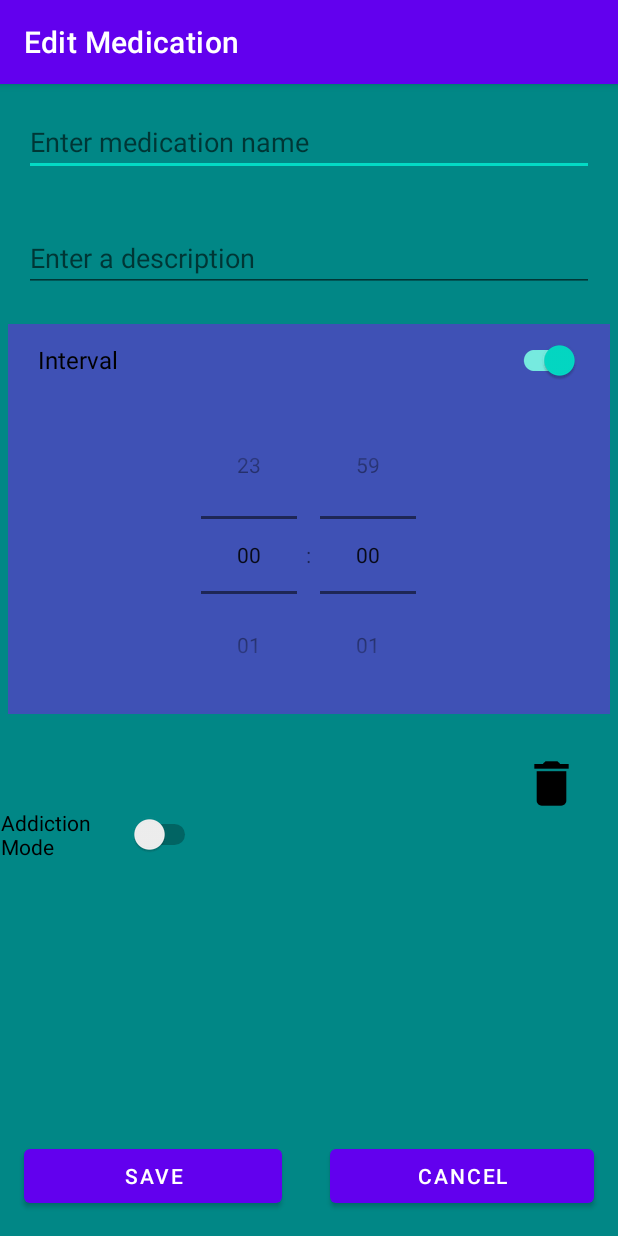
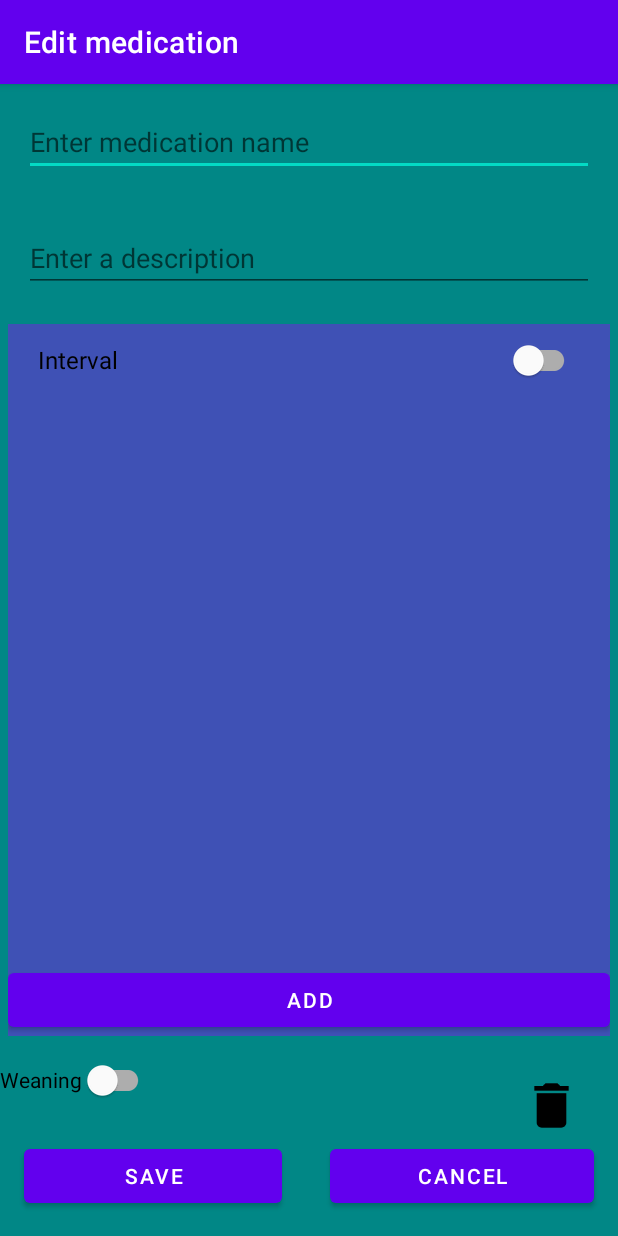
Before and after one commit to CBQCF/MediTime, an Android app: the EditMedicationActivity screen opened directly, with no data from a screen before it, on a phone screen of 412 x 824 dp. Run offline under Robolectric (Android 15) with nearby library versions, the light colour scheme and no system bars.

Commit message:
Full modified times to be more versatiles and fixed bugs, rewrote code to be cleaner

```diff
--- a/app/src/main/java/cbqcf/dim/meditime/EditMedicationActivity.java
+++ b/app/src/main/java/cbqcf/dim/meditime/EditMedicationActivity.java
@@ -1,28 +1,20 @@
 package cbqcf.dim.meditime;
 
 import android.app.AlertDialog;
-import android.app.TimePickerDialog;
-import android.content.DialogInterface;
 import android.content.Intent;
 import android.os.Bundle;
 import android.util.Log;
 import android.view.View;
-import android.widget.Button;
-import android.widget.CheckBox;
 import android.widget.EditText;
-import android.widget.GridLayout;
 import android.widget.LinearLayout;
-import android.widget.Switch;
+import android.widget.RelativeLayout;
 import android.widget.TimePicker;
 import android.widget.Toast;
 
 import androidx.appcompat.app.AppCompatActivity;
-
 import com.google.android.material.switchmaterial.SwitchMaterial;
 
-import java.sql.Time;
-import java.sql.Timestamp;
-import java.util.Calendar;
+import java.util.concurrent.TimeUnit;
 
 public class EditMedicationActivity extends AppCompatActivity {
 
@@ -30,139 +22,76 @@ public class EditMedicationActivity extends AppCompatActivity {
     private EditText editTextDescription;
     private LinearLayout linearLayoutDelay;
     private TimePicker timePicker;
-
-    private GridLayout checkBoxLayout;
-    private CheckBox checkBoxMorning;
-    private CheckBox checkBoxNoon;
-    private CheckBox checkBoxEvening;
-    private CheckBox checkBoxNight;
+    private RelativeLayout timeGrid;
+    private LinearLayout SpecialTimesGrid;
     private SwitchMaterial switchInterval;
-    private Switch addictionSwitch;
-
+    private SwitchMaterial addictionSwitch;
     private Medication medication;
 
     @Override
     protected void onCreate(Bundle savedInstanceState) {
         super.onCreate(savedInstanceState);
         setContentView(R.layout.activity_edit_medication);
+        EditMedicationActivity.this.setTitle(R.string.edit_medication_title);
+        findViews();
+        findMedication();
 
+        timePicker.setIs24HourView(true);
+        switchInterval.setOnCheckedChangeListener(this::onSwitchInterval);
+        loadData();
+    }
+
+    private void findViews(){
         editTextName = findViewById(R.id.editTextMedicationName);
         editTextDescription = findViewById(R.id.editTextMedicationDescription);
         linearLayoutDelay = findViewById(R.id.linearLayoutDelay);
         timePicker = findViewById(R.id.timePicker);
-        checkBoxMorning = findViewById(R.id.checkBoxMorning);
-        checkBoxNoon = findViewById(R.id.checkBoxNoon);
-        checkBoxEvening = findViewById(R.id.checkBoxEvening);
-        checkBoxNight = findViewById(R.id.checkBoxNight);
-        checkBoxLayout = findViewById(R.id.linearLayoutTimeSlots);
-        EditMedicationActivity.this.setTitle("Edit Medication");
-        Button buttonSave = findViewById(R.id.buttonSave);
-        Button buttonCancel = findViewById(R.id.buttonCancel);
+        timeGrid = findViewById(R.id.time_grid_layout);
+        SpecialTimesGrid = findViewById(R.id.grid);
         switchInterval = findViewById(R.id.switchMedicationDelay);
         addictionSwitch = findViewById(R.id.addiction_switch);
-        // Suppose medication is passed as a serializable extra
+    }
+    private void onSwitchInterval(View buttonView, boolean isChecked){
+        if (isChecked) {
+            linearLayoutDelay.setVisibility(View.VISIBLE);
+            timeGrid.setVisibility(View.GONE);
+        } else {
+            linearLayoutDelay.setVisibility(View.GONE);
+            timeGrid.setVisibility(View.VISIBLE);
+        }
+    }
+    private void findMedication(){
         Intent intent = getIntent();
         int medicationId = intent.getIntExtra("MEDICATION_ID" , -1 );
-        if(medicationId != -1)
-         medication = MedicationManager.getInstance().getMedication(String.valueOf(medicationId));
-        else
-            medication= new Medication(-1,intent.getStringExtra("MEDICATION_NAME"),intent.getStringExtra("MEDICATION_DESCRIPTION"),intent.getBooleanExtra("MEDICATION_ADAPTATION", true),0);
-        timePicker.setIs24HourView(true);
-        switchInterval.setOnCheckedChangeListener((buttonView, isChecked) -> {
-            if (isChecked) {
-                linearLayoutDelay.setVisibility(View.VISIBLE);
-                checkBoxLayout.setVisibility(View.GONE);
-            } else {
-                linearLayoutDelay.setVisibility(View.GONE);
-                checkBoxLayout.setVisibility(View.VISIBLE);
-            }
-        });
-        buttonSave.setOnClickListener(view -> saveData());
-        loadData();
+        if(medicationId != -1) medication = MedicationManager.getInstance().getMedication(String.valueOf(medicationId));
+        else medication= new Medication(-1,intent.getStringExtra("MEDICATION_NAME"),intent.getStringExtra("MEDICATION_DESCRIPTION"),false,0, false);
+
     }
-
     private void deleteMedic(){
         MedicationDatasource.getInstance(getApplicationContext()).deleteMedication(medication);
         returnToMainActivity(null);
     }
     public void showConfirmationDialog(View v ) {
-        AlertDialog.Builder builder = new AlertDialog.Builder(this);
-        builder.setTitle("Confirmer la suppression");
-        builder.setMessage("Êtes-vous sûr de vouloir supprimer ce médicament ?");
-
-        // Bouton OUI
-        builder.setPositiveButton("Oui", new DialogInterface.OnClickListener() {
-            @Override
-            public void onClick(DialogInterface dialog, int which) {
-                // Code pour supprimer le médicament
-                deleteMedic();
-            }
-        });
-
-        // Bouton NON
-        builder.setNegativeButton("Non", new DialogInterface.OnClickListener() {
-            @Override
-            public void onClick(DialogInterface dialog, int which) {
-                // Dismiss the dialog and do nothing
-                dialog.dismiss();
-            }
-        });
-
-        AlertDialog dialog = builder.create();
-        dialog.show();
-    }
-    private String getTimeString(long millis) {
-        int hours = (int) (millis / (1000 * 60 * 60));
-        int minutes = (int) (millis / (1000 * 60)) % 60;
-        return String.format("%02d:%02d", hours, minutes);
+        new AlertDialog.Builder(this)
+        .setTitle(R.string.confirm_delete_medication)
+        .setMessage(R.string.confirm_delete_medication_message)
+        .setPositiveButton(R.string.yes, (dialog, which) -> deleteMedic())
+        .setNegativeButton(R.string.no, (dialog, which) -> dialog.dismiss()).show();
     }
 
-    long timeSelected = -1;
-    public void getInputTime() {
-        if(switchInterval.isChecked()){
-            showTimePicker();
-        } else {
-            showTimeSlotPicker();
-        }
-    }
-    private void showTimePicker() {
-        timeSelected = (long)timePicker.getHour() * 3600 * 1000 + (long)timePicker.getMinute() * 60 * 1000;
-        if(timeSelected <= 0b1111)
-            timeSelected = -1;
-    }
-
-    private void showTimeSlotPicker() {
-        timeSelected = 0;
-        if(checkBoxMorning.isChecked()) {
-            timeSelected |= 0b1000;
-        }
-        if(checkBoxNoon.isChecked()) {
-            timeSelected |= 0b0100;
-        }
-        if(checkBoxEvening.isChecked()) {
-            timeSelected |= 0b0010;
-        }
-        if(checkBoxNight.isChecked()) {
-            timeSelected |= 0b0001;
-        }
+    private Long getFixedDelay() {
+        return TimeUnit.HOURS.toMillis(timePicker.getHour()) + TimeUnit.MINUTES.toMillis(timePicker.getMinute());
     }
 
     private void loadData() {
         editTextName.setText(medication.getName());
         editTextDescription.setText(medication.getDescription());
-        timeSelected = medication.getDelay();
-        if (timeSelected > 0 && timeSelected <= 0b1111){
-            checkBoxMorning.setChecked((timeSelected & 0b1000) == 0b1000);
-            checkBoxNoon.setChecked((timeSelected & 0b0100) == 0b0100);
-            checkBoxEvening.setChecked((timeSelected & 0b0010) == 0b0010);
-            checkBoxNight.setChecked((timeSelected & 0b0001) == 0b0001);
-            switchInterval.setChecked(false);
-        } else {
-            Time timestamp = new Time(timeSelected);
-            timestamp.setTime(timeSelected);
-            timePicker.setHour((int) (timeSelected / 3600 / 1000));
-            timePicker.setMinute((int) ((timeSelected / 60 / 1000) % 60));
-            switchInterval.setChecked(true);
+        switchInterval.setChecked(medication.isFixedDelay());
+        timePicker.setHour((int)TimeUnit.MILLISECONDS.toHours(medication.getDelay()));
+        timePicker.setMinute((int)TimeUnit.MILLISECONDS.toMinutes(medication.getDelay()) % 60);
+        for(SpecialTime specialTime : medication.getSpecialTimes()) {
+            Log.i("SpecialTime", specialTime.toString());
+            SpecialTimesGrid.addView(new SpecialTimes(this, specialTime));
         }
     }
     public void returnToMainActivity(View v) {
@@ -172,21 +101,38 @@ public class EditMedicationActivity extends AppCompatActivity {
         intent.addFlags(Intent.FLAG_ACTIVITY_CLEAR_TASK | Intent.FLAG_ACTIVITY_NEW_TASK);
         startActivity(intent);
     }
-    private void saveData() {
+    public void saveData(View v) {
+        if(!switchInterval.isChecked() && medication.getSpecialTimes().isEmpty()) {
+            Toast.makeText(getApplicationContext(), R.string.no_special_time, Toast.LENGTH_SHORT).show();
+            return;
+        }
         medication.setName(editTextName.getText().toString());
         medication.setDescription(editTextDescription.getText().toString());
-        medication.setAdaptation(addictionSwitch.isChecked());
-        getInputTime();
-        if(timeSelected == -1) {
-            Toast.makeText(this, "Veuillez sélectionner un horaire", Toast.LENGTH_SHORT).show();
-            return;
-        }
-        else
-            medication.setDelay(timeSelected);
+        medication.setWeaningMode(addictionSwitch.isChecked());
+        medication.setFixedDelay(switchInterval.isChecked());
+        medication.setDelay(getFixedDelay());
 
         // Logic to update medication in database or return result
         MedicationDatasource.getInstance(getApplicationContext()).updateMedication(medication);
         setResult(RESULT_OK); // You can also pass the updated medication back
         returnToMainActivity(null);
     }
+
+    public void addTime(View view) {
+        TimePicker pickTime = new TimePicker(this);
+        new AlertDialog.Builder(this)
+            .setView(pickTime)
+            .setPositiveButton(R.string.validate, (dialog, which) -> {
+                // Add a special time instance
+                SpecialTime time = new SpecialTime(pickTime.getHour(), pickTime.getMinute());
+                medication.addSpecialTime(time);
+                SpecialTimesGrid.addView(new SpecialTimes(this, time));
+            })
+            .setNegativeButton(R.string.cancel, null)
+            .show();
+    }
+
+    public Medication getMedication(){
+        return medication;
+    }
 }
--- a/app/src/main/java/cbqcf/dim/meditime/MedicPanel.java
+++ b/app/src/main/java/cbqcf/dim/meditime/MedicPanel.java
@@ -80,8 +80,6 @@ public class MedicPanel extends LinearLayout {
     }
     public void openEditor(View v )
     {
-
-
        openEditMedicationActivity(getMedication());
     }
     public MedicPanel(Context context, String name, int EcartH) {
@@ -148,7 +146,7 @@ public class MedicPanel extends LinearLayout {
         }
         String toAdd = isOutime() ? "+":"-";
        if (medication != null ) {
-           if(medication.getAdaptation() &&  isOutime())
+           if(medication.getWeaningMode() &&  isOutime())
                medication.setDelay( System.currentTimeMillis() -  medication.getLastTaken().getTime());
            timeView.setText(toAdd + LongToHmsFormat(   Math.abs(medication.getNextTime().getTime() - System.currentTimeMillis())));
        }
@@ -169,6 +167,6 @@ public class MedicPanel extends LinearLayout {
     }
 
     private boolean isOutime() {
-        return System.currentTimeMillis() > time + ecart;
+        return System.currentTimeMillis() > medication.getNextTime().getTime();
     }
 }
--- a/app/src/main/java/cbqcf/dim/meditime/SearchResult.java
+++ b/app/src/main/java/cbqcf/dim/meditime/SearchResult.java
@@ -32,7 +32,6 @@ public class SearchResult extends LinearLayout {
         Intent intent = new Intent(getContext(), EditMedicationActivity.class);
         intent.putExtra("MEDICATION_NAME", result.getName());
         intent.putExtra("MEDICATION_DESCRIPTION", result.getDescription());
-        intent.putExtra("MEDICATION_ADAPTATION", result.getAdaptation());
         intent.addFlags(Intent.FLAG_ACTIVITY_CLEAR_TASK | Intent.FLAG_ACTIVITY_NEW_TASK);
         getContext().startActivity(intent);
     }
--- a/app/src/main/res/layout/activity_edit_medication.xml
+++ b/app/src/main/res/layout/activity_edit_medication.xml
@@ -15,7 +15,8 @@
         android:layout_alignParentTop="true"
         android:layout_margin="16dp"
         android:hint="@string/hint_medication_name"
-        android:inputType="textPersonName" />
+        android:inputType="textPersonName"
+        android:autofillHints="name" />
 
     <EditText
         android:id="@+id/editTextMedicationDescription"
@@ -24,13 +25,15 @@
         android:layout_below="@id/editTextMedicationName"
         android:layout_margin="16dp"
         android:hint="@string/hint_description"
-        android:inputType="textMultiLine" />
+        android:inputType="textMultiLine"
+        android:importantForAutofill="no" />
 
     <LinearLayout
         android:id="@+id/linearLayout"
         android:layout_width="match_parent"
         android:layout_height="wrap_content"
         android:layout_below="@id/editTextMedicationDescription"
+        android:layout_above="@id/addiction_switch"
         android:background="@color/special_bg"
         android:layout_margin="5dp"
         android:orientation="vertical">
@@ -42,7 +45,7 @@
             android:layout_marginLeft="20dp"
             android:layout_marginRight="20dp"
             android:text="@string/delay_interval"
-            android:textSize="16dp" />
+            android:textSize="16sp" />
 
         <LinearLayout
             android:id="@+id/linearLayoutDelay"
@@ -53,59 +56,42 @@
 
             <TimePicker
                 android:id="@+id/timePicker"
-                android:layout_width="wrap_content"
+                android:layout_width="0dp"
                 android:layout_height="wrap_content"
                 android:timePickerMode="spinner"
                 android:layout_weight="1"/>
+        </LinearLayout>
+        <RelativeLayout
+            android:id="@+id/time_grid_layout"
+            android:layout_width="match_parent"
+            android:layout_height="match_parent"
+            android:orientation="vertical">
+            <ScrollView
+                android:layout_width="match_parent"
+                android:layout_height="wrap_content"
+                android:layout_above="@id/buttonAddTime"
+                android:layout_alignParentTop="true">
 
-        </LinearLayout>
+                <LinearLayout
+                    android:id="@+id/grid"
+                    android:layout_width="match_parent"
+                    android:layout_height="wrap_content"
+                    android:orientation="vertical">
 
-        <GridLayout
-            android:id="@+id/linearLayoutTimeSlots"
-            android:layout_width="match_parent"
-            android:layout_height="wrap_content"
-            android:layout_margin="16dp"
-            android:background="@color/white"
-            android:orientation="horizontal"
-            android:visibility="visible"
-            android:columnCount="2"
-            >
-
-            <CheckBox
-                android:id="@+id/checkBoxMorning"
-                android:layout_width="wrap_content"
+                </LinearLayout>
+            </ScrollView>
+            <Button
+                android:id="@+id/buttonAddTime"
+                android:layout_width="match_parent"
                 android:layout_height="wrap_content"
-                android:layout_columnWeight="1"
-                android:text="@string/morning"
-                android:textSize="20sp"/>
-
-            <CheckBox
-                android:id="@+id/checkBoxNoon"
-                android:layout_width="wrap_content"
-                android:layout_height="wrap_content"
-                android:layout_columnWeight="1"
-                android:text="@string/noon"
-                android:textSize="20sp"/>
-
-            <CheckBox
-                android:id="@+id/checkBoxEvening"
-                android:layout_width="wrap_content"
-                android:layout_height="wrap_content"
-                android:layout_columnWeight="1"
-                android:text="@string/evening"
-                android:textSize="20sp"/>
-
-            <CheckBox
-                android:id="@+id/checkBoxNight"
-                android:layout_width="wrap_content"
-                android:layout_height="wrap_content"
-                android:layout_columnWeight="1"
-                android:text="@string/night"
-                android:textSize="20sp"/>
-        </GridLayout>
+                android:layout_alignParentBottom="true"
+                android:text="@string/add"
+                android:onClick="addTime"/>
+        </RelativeLayout>
     </LinearLayout>
 
     <LinearLayout
+        android:id="@+id/layout_bottom"
         android:layout_width="match_parent"
         android:layout_height="wrap_content"
         android:layout_alignParentBottom="true"
@@ -117,7 +103,9 @@
             android:layout_height="wrap_content"
             android:layout_margin="16dp"
             android:layout_weight="50"
-            android:text="@string/save_hint" />
+            android:onClick="saveData"
+            android:text="@string/save_hint"
+            tools:ignore="ButtonStyle" />
 
         <Button
             android:id="@+id/buttonCancel"
@@ -126,11 +114,12 @@
             android:layout_margin="16dp"
             android:layout_weight="50"
             android:onClick="returnToMainActivity"
-            android:text="@string/cancel_hint" />
+            android:text="@string/cancel_hint"
+            tools:ignore="ButtonStyle" />
     </LinearLayout>
 
     <ImageButton
-        android:id="@+id/imageButton"
+        android:id="@+id/deleteButton"
         android:layout_width="42dp"
         android:layout_height="39dp"
         android:layout_below="@+id/linearLayout"
@@ -140,16 +129,15 @@
         android:background="#00000000"
         android:onClick="showConfirmationDialog"
         android:scaleType="fitCenter"
-        app:srcCompat="@drawable/medi_delete_24" />
+        app:srcCompat="@drawable/delete_24"
+        android:contentDescription="@string/content_delete_button" />
 
-    <Switch
+    <com.google.android.material.switchmaterial.SwitchMaterial
         android:id="@+id/addiction_switch"
-        android:layout_width="133dp"
+        android:layout_width="wrap_content"
         android:layout_height="wrap_content"
-        android:layout_below="@+id/linearLayout"
-        android:layout_alignParentEnd="true"
-        android:layout_marginTop="57dp"
-        android:layout_marginEnd="278dp"
-        android:text="Addiction Mode" />
+        android:layout_alignParentStart="true"
+        android:layout_above="@id/layout_bottom"
+        android:text="@string/addiction_mode" />
 
 </RelativeLayout>
--- a/app/src/main/res/layout/activity_main.xml
+++ b/app/src/main/res/layout/activity_main.xml
@@ -47,7 +47,7 @@
             android:maxWidth="60dp"
             android:background="#00000000"
             android:scaleType="fitCenter"
-            android:src="@drawable/medi_delete_24"
+            android:src="@drawable/delete_24"
             android:onClick="ClearMedications"/>
 
         <Space
--- a/app/src/main/res/values/strings.xml
+++ b/app/src/main/res/values/strings.xml
@@ -15,4 +15,18 @@
     <string name="search">Search</string>
     <string name="delay_interval_minutes_hint">Minutes</string>
     <string name="delay_interval_hours_hint">Hours</string>
+    <string name="remove">Remove</string>
+    <string name="addiction_mode">Weaning</string>
+    <string name="add_time_alert_title">Select the time</string>
+    <string name="validate">Validate</string>
+    <string name="cancel">Cancel</string>
+    <string name="modif_time_alert_title">Modification</string>
+    <string name="time_select_warning">Please select a time</string>
+    <string name="confirm_delete_medication">Deleting medication</string>
+    <string name="confirm_delete_medication_message">Are you sure you want to delete this medication?</string>
+    <string name="yes">Yes</string>
+    <string name="no">No</string>
+    <string name="edit_medication_title">Edit medication</string>
+    <string name="content_delete_button">Delete</string>
+    <string name="no_special_time">Please add a time</string>
 </resources>
```
Also changed, not shown: app/src/main/java/cbqcf/dim/meditime/DatabaseHelper.java (+23 -3 lines), app/src/main/java/cbqcf/dim/meditime/FirestoreHelper.java (+4 -7 lines), app/src/main/java/cbqcf/dim/meditime/MedicCreator.java (+2 -14 lines), app/src/main/java/cbqcf/dim/meditime/Medication.java (+96 -65 lines), app/src/main/java/cbqcf/dim/meditime/MedicationDatasource.java (+66 -19 lines), app/src/main/java/cbqcf/dim/meditime/SpecialTime.java (added, +36 -0 lines), app/src/main/java/cbqcf/dim/meditime/SpecialTimes.java (added, +54 -0 lines), app/src/main/res/layout/specialtimes.xml (added, +36 -0 lines), app/src/main/res/drawable/delete_24.xml (renamed from app/src/main/res/drawable/medi_delete_24.xml), 1 other file.
